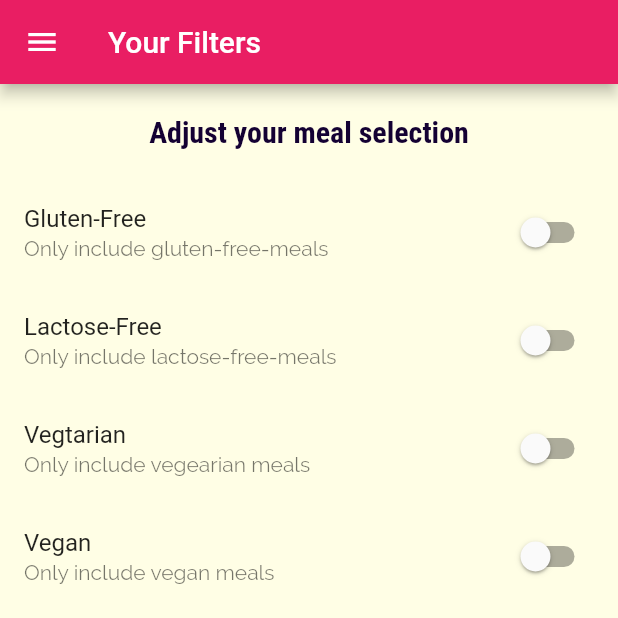
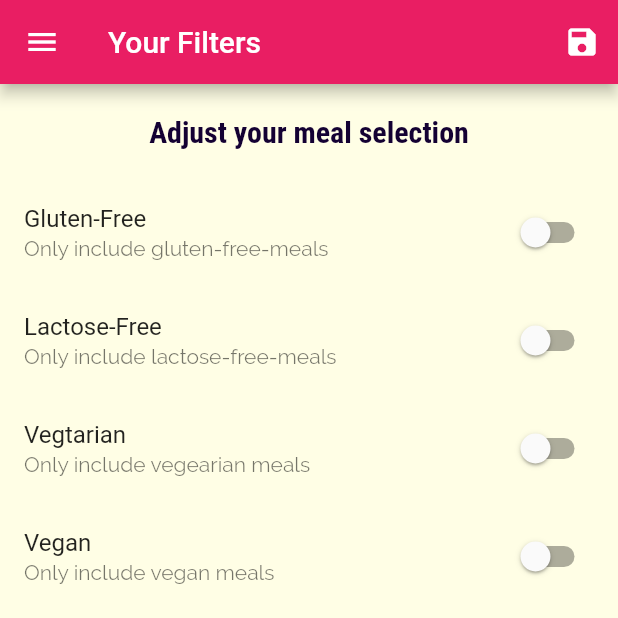
Before and after one commit to aak-301/foodzz, a Flutter app: the FiltersScreen screen opened by its route, on a phone screen of 412 x 824 dp, the top half of it. Run offline on Flutter 3.47's test engine with Material 2 defaults, Android fonts, the phone set to English and light mode, and no system bars; statements that could not run were skipped.

Commit message:
added filters logic

```diff
--- a/lib/main.dart
+++ b/lib/main.dart
@@ -1,17 +1,54 @@
 import 'package:flutter/material.dart';
 import 'package:foodzz/constants/constant.dart';
+import 'package:foodzz/dummy_data/dummy_data.dart';
 import 'package:foodzz/screens/categories.dart';
 import 'package:foodzz/screens/category_meals.dart';
 import 'package:foodzz/screens/filters.dart';
 import 'package:foodzz/screens/meal_detail.dart';
 import 'package:foodzz/screens/tabs.dart';
 
+import 'models/meal.dart';
+
 void main() {
   runApp(const MyApp());
 }
 
-class MyApp extends StatelessWidget {
+class MyApp extends StatefulWidget {
   const MyApp({super.key});
+
+  @override
+  State<MyApp> createState() => _MyAppState();
+}
+
+class _MyAppState extends State<MyApp> {
+  Map<String, bool> _filters = {
+    'gluten': false,
+    'lactose': false,
+    'vegan': false,
+    'vegetarian': false
+  };
+  List<Meal> _availableMeals = DUMMY_MEALS;
+
+  void _setFilters(Map<String, bool> filterData) {
+    setState(() {
+      _filters = filterData;
+      _availableMeals = DUMMY_MEALS.where((meal) {
+        if (_filters['gluten'] as bool && meal.isGlutenFree) {
+          return false;
+        }
+        if (_filters['lactose'] as bool && meal.isLactoseFree) {
+          return false;
+        }
+        if (_filters['vegan'] as bool && meal.isVegan) {
+          return false;
+        }
+        if (_filters['vegetarian'] as bool && meal.isVegetarian) {
+          return false;
+        }
+        return true;
+      }).toList();
+    });
+  }
 
   @override
   Widget build(BuildContext context) {
@@ -34,9 +71,12 @@ class MyApp extends StatelessWidget {
       initialRoute: AppRoutes.home,
       routes: {
         AppRoutes.home: (context) => const TabsScreen(),
-        AppRoutes.categoryMeals: ((context) => const CategoryMeals()),
+        AppRoutes.categoryMeals: ((context) => CategoryMeals(
+              availableMeals: _availableMeals,
+            )),
         AppRoutes.mealDetails: ((context) => const MealDetailScreen()),
-        AppRoutes.filters: ((context) => const FiltersScreen()),
+        AppRoutes.filters: ((context) =>
+            FiltersScreen(currentFilters: _filters,saveFilters: _setFilters)),
       },
       onUnknownRoute: ((settings) {
         return MaterialPageRoute(
--- a/lib/screens/filters.dart
+++ b/lib/screens/filters.dart
@@ -1,9 +1,14 @@
 import 'package:flutter/material.dart';
+import 'package:foodzz/constants/constant.dart';
 import 'package:foodzz/constants/theme.dart';
 import 'package:foodzz/widgets/main_drawer.dart';
 
 class FiltersScreen extends StatefulWidget {
-  const FiltersScreen({super.key});
+  const FiltersScreen(
+      {super.key, required this.saveFilters, required this.currentFilters});
+
+  final Function saveFilters;
+  final Map<String,bool> currentFilters;
 
   @override
   State<FiltersScreen> createState() => _FiltersScreenState();
@@ -14,6 +19,15 @@ class _FiltersScreenState extends State<FiltersScreen> {
   bool _vegetarian = false;
   bool _vegan = false;
   bool _lactoseFree = false;
+
+  @override
+  void initState(){
+    _glutenFree=widget.currentFilters['gluten'] as bool;
+    _vegetarian=widget.currentFilters['vegetarian'] as bool;
+    _vegan=widget.currentFilters['vegan'] as bool;
+    _lactoseFree=widget.currentFilters['lactose'] as bool;
+    super.initState();
+  }
 
   Widget _buildSwitchListTile(
       {required String title,
@@ -31,7 +45,23 @@ class _FiltersScreenState extends State<FiltersScreen> {
   @override
   Widget build(BuildContext context) {
     return Scaffold(
-      appBar: AppBar(title: const Text('Your Filters')),
+      appBar: AppBar(
+        title: const Text('Your Filters'),
+        actions: [
+          IconButton(
+              onPressed: () {
+                final selectedFilters = {
+                  'gluten': _glutenFree,
+                  'lactose': _lactoseFree,
+                  'vegan': _vegan,
+                  'vegetarian': _vegetarian,
+                };
+                widget.saveFilters(selectedFilters);
+                Navigator.of(context).pushReplacementNamed(AppRoutes.home);
+              },
+              icon: const Icon(Icons.save))
+        ],
+      ),
       drawer: const MainDrawer(),
       body: Column(
         children: [
```
Also changed, not shown: lib/screens/category_meals.dart (+5 -4 lines).
